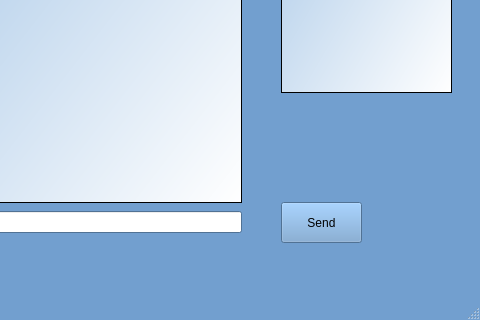
Qt form Client/mainwindow.ui (MATF-RS20/RS023-group-chat) before a commit; both pictures show x 139 to 619 and y 228 to 548 of the 619 by 548 pixel window.
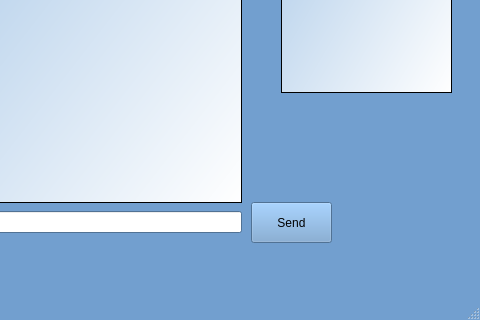
The same form after that commit. Icons and pictures are not drawn.

Diff of the .ui file:
```diff
--- a/Client/mainwindow.ui
+++ b/Client/mainwindow.ui
@@ -2575,7 +2575,7 @@
      <widget class="QPushButton" name="send">
       <property name="geometry">
        <rect>
-        <x>440</x>
+        <x>410</x>
         <y>430</y>
         <width>81</width>
         <height>41</height>
```
